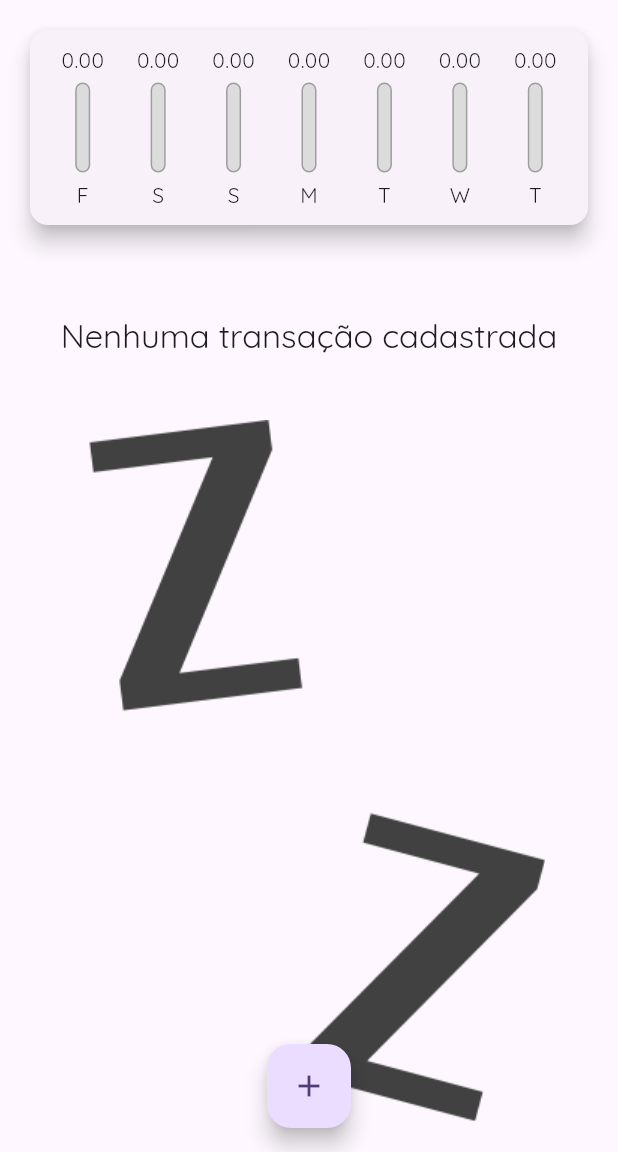
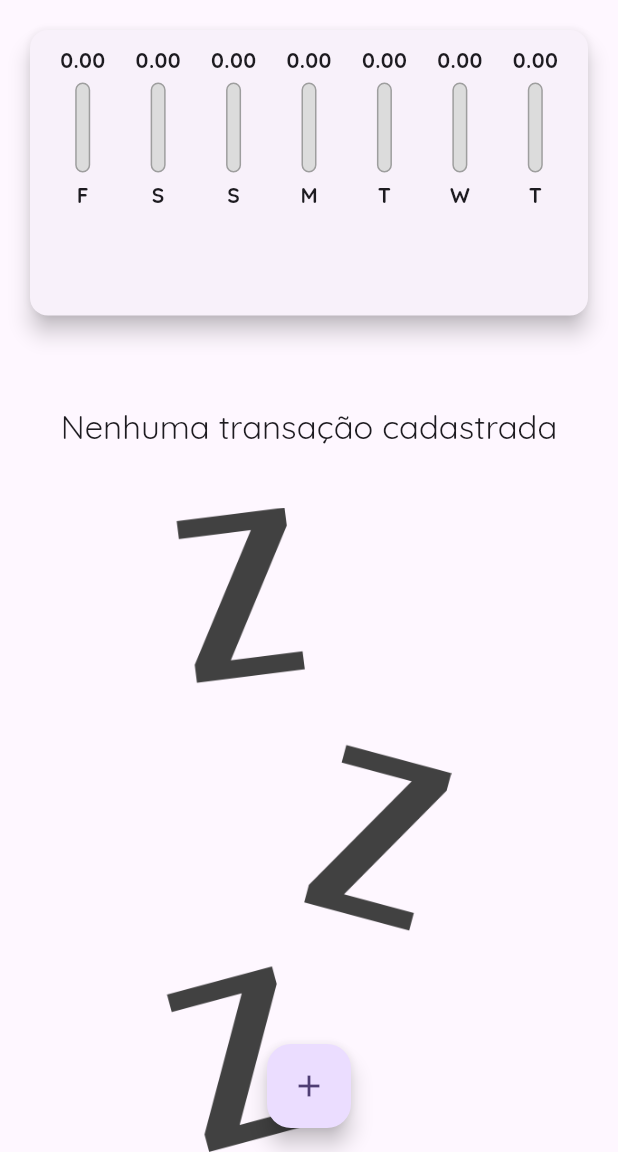
Before and after one commit to WagaoCarvalhoDev/personal_expenses, a Flutter app: the screen it shows after launch, after a tap on the "delete" icon, on a phone screen of 412 x 824 dp, the part 84-1236 px from its top. Run offline on Flutter 3.47's test engine with Material 2 defaults, Android fonts, the phone set to English and light mode, and no system bars.

Commit message:
refactor: component responsiveness

```diff
--- a/lib/components/chart_bar.dart
+++ b/lib/components/chart_bar.dart
@@ -19,7 +19,10 @@ class ChartBar extends StatelessWidget {
         SizedBox(
           height: 20,
           child: FittedBox(
-            child: Text(value.toStringAsFixed(2)),
+            child: Text(
+              value.toStringAsFixed(2),
+              style: const TextStyle(fontWeight: FontWeight.bold),
+            ),
           ),
         ),
         const SizedBox(height: 5),
@@ -51,7 +54,10 @@ class ChartBar extends StatelessWidget {
           ),
         ),
         const SizedBox(height: 5),
-        Text(label),
+        Text(
+          label,
+          style: const TextStyle(fontWeight: FontWeight.bold),
+        ),
       ],
     );
   }
--- a/lib/components/transactions_list.dart
+++ b/lib/components/transactions_list.dart
@@ -11,9 +11,7 @@ class TransactionsList extends StatelessWidget {
 
   @override
   Widget build(BuildContext context) {
-    return SizedBox(
-      height: MediaQuery.of(context).size.height,
-      child: transactions.isEmpty
+    return transactions.isEmpty
         ? Column(
             children: [
               Padding(
@@ -71,7 +69,6 @@ class TransactionsList extends StatelessWidget {
                 ),
               );
             },
-            ),
           );
   }
 }
--- a/lib/home_page.dart
+++ b/lib/home_page.dart
@@ -59,8 +59,7 @@ class _MyHomePageState extends State<HomePage> {
 
   @override
   Widget build(BuildContext context) {
-    return Scaffold(
-      appBar: AppBar(
+    final appBar = AppBar(
       backgroundColor: Theme.of(context).colorScheme.inversePrimary,
       title: const Text('Despesas pessoais'),
       actions: [
@@ -69,15 +68,28 @@ class _MyHomePageState extends State<HomePage> {
           onPressed: () => _openTransactionFormModal(context),
         )
       ],
-      ),
+    );
+
+    final availableHeight = MediaQuery.of(context).size.height -
+        appBar.preferredSize.height -
+        MediaQuery.of(context).padding.top;
+
+    return Scaffold(
+      appBar: appBar,
       body: SingleChildScrollView(
         child: Column(
           crossAxisAlignment: CrossAxisAlignment.stretch,
           children: <Widget>[
-            Chart(recentTransaction: _recentTransaction),
-            TransactionsList(
+            SizedBox(
+              height: availableHeight * 0.3,
+              child: Chart(recentTransaction: _recentTransaction),
+            ),
+            SizedBox(
+              height: availableHeight * 0.7,
+              child: TransactionsList(
                 transactions: TransactionsData.transactions,
                 onRemove: _removeTransaction,
+              ),
             ),
           ],
         ),
```
Lines whose indentation alone changed are shown as unchanged.
